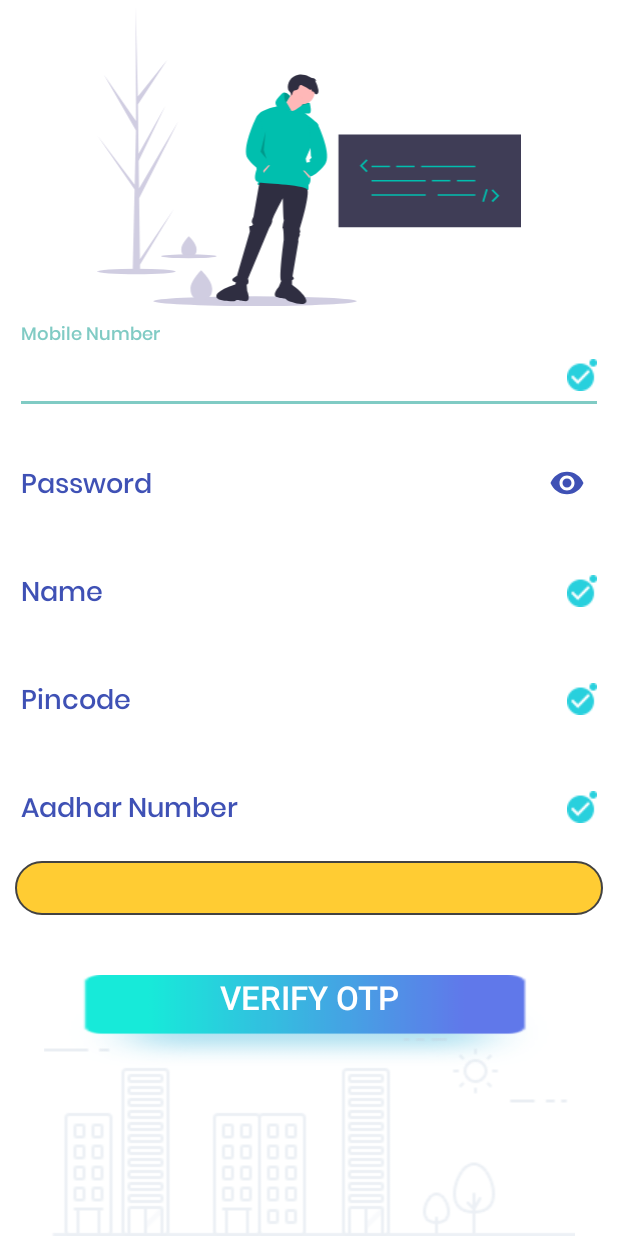
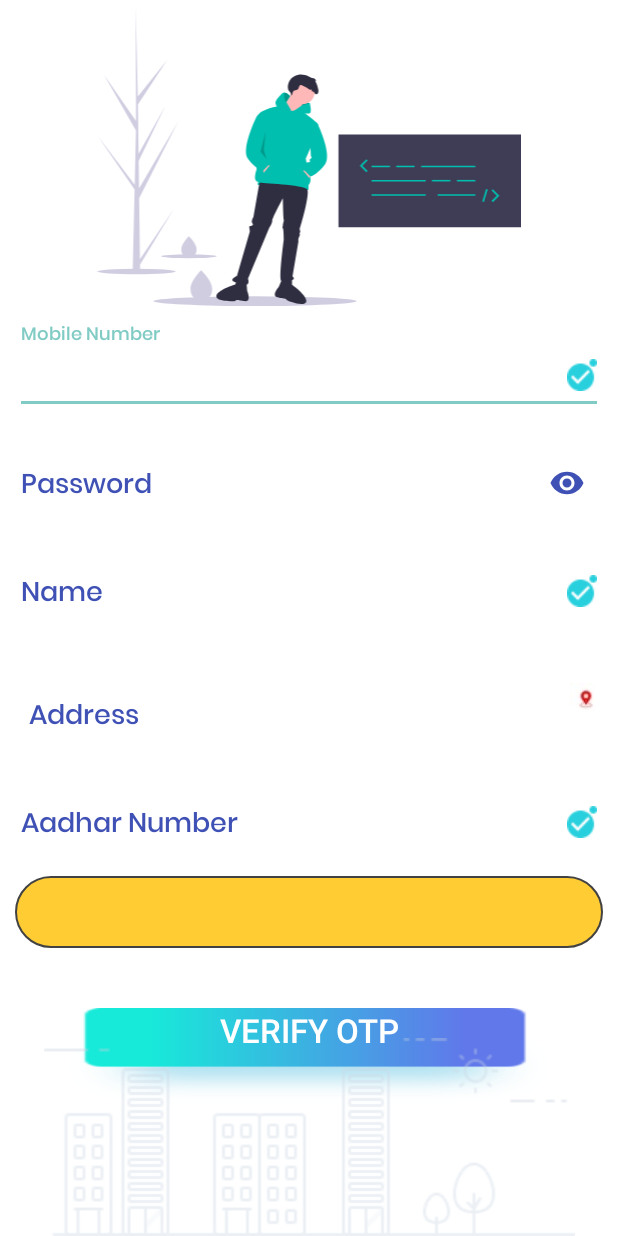
Before and after one commit to VD-APK/clicknow, an Android app: the EmpSignUp screen opened directly, with no data from a screen before it, on a phone screen of 412 x 824 dp. Run offline under Robolectric (Android 15) with nearby library versions, the phone set to English and light mode, and no system bars; our stand-ins replace Firebase (no records; nobody signed in at launch, a user with empty details on screens opened directly), Volley.

Commit message:
user  dashboard changes

```diff
--- a/app/src/main/java/com/example/clicknow/MainActivity.java
+++ b/app/src/main/java/com/example/clicknow/MainActivity.java
@@ -272,7 +272,7 @@ public class MainActivity extends AppCompatActivity {
                                      //   Toast.makeText(getApplicationContext(), "Login  Successful", Toast.LENGTH_SHORT).show();
                                         if(!bean.isEmp())
                                         {
-                                            Intent myIntent = new Intent(MainActivity.this, Dashboard.class);
+                                            Intent myIntent = new Intent(MainActivity.this, UserDashBoard.class);
                                             myIntent.putExtra("userName",mobileNo);
                                             MainActivity.this.startActivity(myIntent);
 
--- a/app/src/main/res/layout/activity_sigup_emp.xml
+++ b/app/src/main/res/layout/activity_sigup_emp.xml
@@ -115,13 +115,24 @@
       </com.google.android.material.textfield.TextInputLayout>
 
 
-      <com.google.android.material.textfield.TextInputLayout
+
+      <TableRow
           android:layout_width="match_parent"
           android:layout_height="wrap_content"
           android:layout_marginLeft="10dp"
           android:layout_marginTop="10dp"
           android:layout_marginRight="10dp"
-          android:hint="Pincode"
+          android:orientation="horizontal">
+
+
+        <com.google.android.material.textfield.TextInputLayout
+            android:layout_width="wrap_content"
+            android:layout_height="wrap_content"
+            android:layout_marginLeft="10dp"
+            android:layout_marginTop="10dp"
+            android:layout_marginRight="10dp"
+            android:layout_marginStart="5dp"
+            android:hint="Address"
             android:textColorHint="#3F51B5"
             app:counterOverflowTextColor="@color/black"
 
@@ -132,13 +143,25 @@
 
           <com.google.android.material.textfield.TextInputEditText
               android:id="@+id/empPinCode"
-            android:layout_width="match_parent"
+              android:layout_width="350dp"
               android:layout_height="wrap_content"
-            android:drawableEnd="@drawable/username_right"
+
+
               android:fontFamily="@font/poppinsmedium"
-            android:inputType="phone"
               android:textColor="#3F51B5" />
         </com.google.android.material.textfield.TextInputLayout>
+
+        <ImageButton
+
+            android:id="@+id/gpsLogo"
+            android:layout_width="50dp"
+            android:layout_height="match_parent"
+            android:layout_gravity="center_horizontal"
+            android:background="@color/white"
+
+            android:src="@drawable/gpslogo" />
+
+      </TableRow>
 
 
       <com.google.android.material.textfield.TextInputLayout
@@ -174,7 +197,7 @@
 
           android:id="@+id/serviceSpinner"
           android:layout_width="match_parent"
-          android:layout_height="36dp"
+          android:layout_height="48dp"
           android:layout_centerHorizontal="true"
           android:layout_centerVertical="true"
           android:layout_marginLeft="10dp"
--- a/app/src/main/res/layout/activity_user_dash_board.xml
+++ b/app/src/main/res/layout/activity_user_dash_board.xml
@@ -22,9 +22,7 @@
         android:layout_height="wrap_content"/>
 </LinearLayout>
 
-<ScrollView xmlns:android="http://schemas.android.com/apk/res/android"
-    xmlns:app="http://schemas.android.com/apk/res-auto"
-    xmlns:tools="http://schemas.android.com/tools"
+<ScrollView
     android:layout_width="match_parent"
     android:layout_marginTop="70dp"
     android:layout_height="match_parent">
@@ -272,7 +270,6 @@
                     android:id="@+id/paintingImage"
                     android:layout_width="130dp"
                     android:layout_height="86dp"
-                    android:layout_margin="16dp"
 
                     android:layout_marginStart="16dp"
                     android:layout_marginTop="16dp"
```
Also changed, not shown: app/src/main/java/com/example/clicknow/EmpSignUp.java (+95 -5 lines), app/src/main/res/drawable/gpslogo.jpeg (added). Lines whose indentation alone changed are shown as unchanged.
